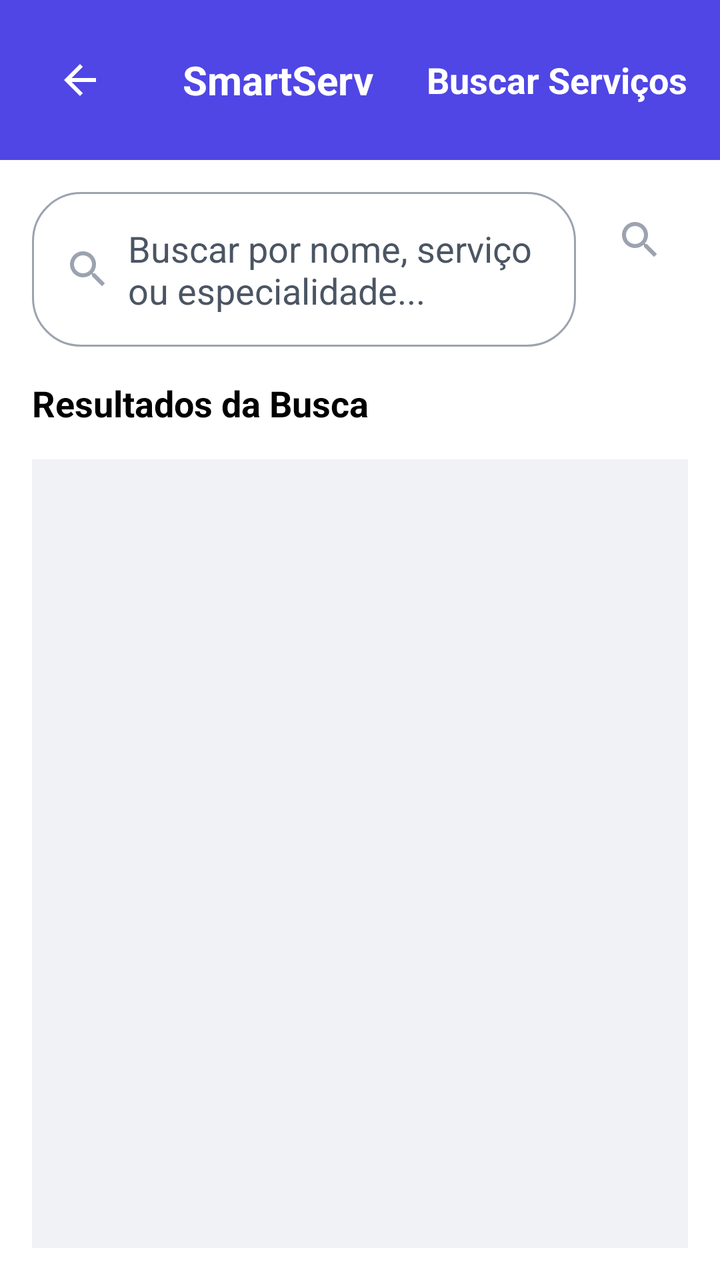
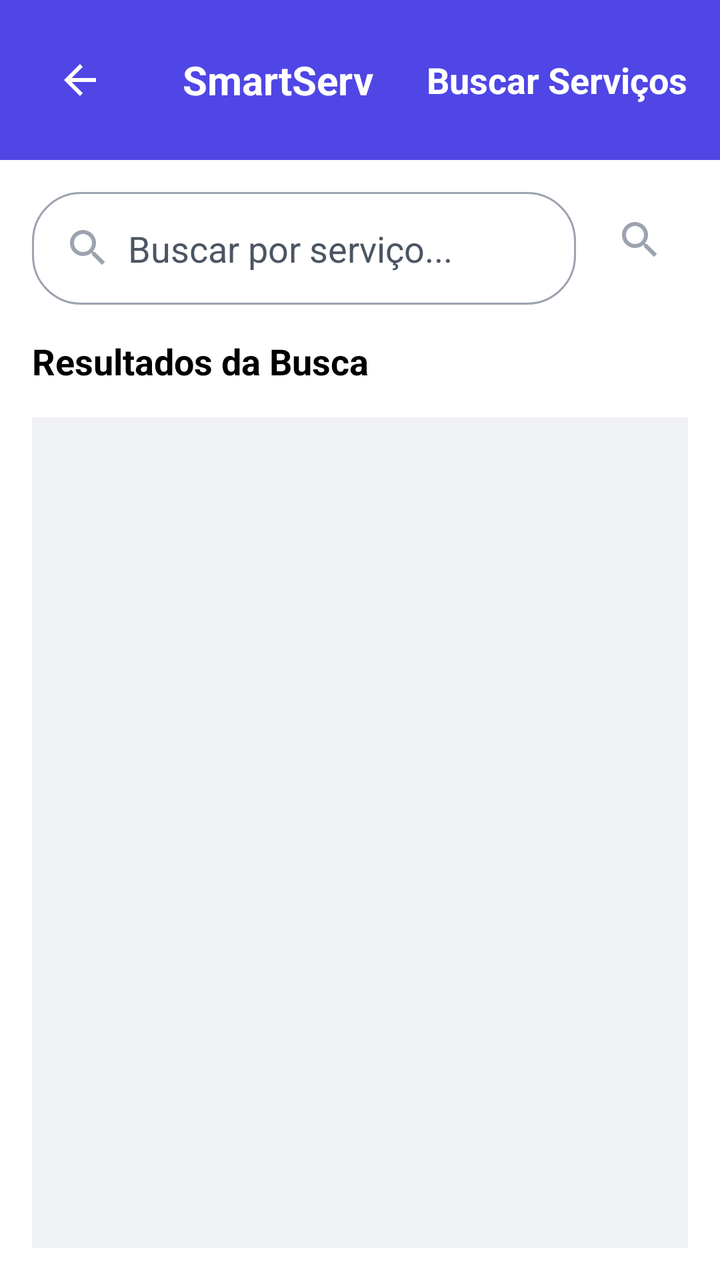

Compare the two renders of this Android layout. The source of the first and the diff that turns it into the second are given below.
<!-- AndroidManifest.xml: application theme Theme.SmartApp -->
<!-- res/layout/buscar_servico.xml -->
<?xml version="1.0" encoding="utf-8"?>
<RelativeLayout xmlns:android="http://schemas.android.com/apk/res/android"
    xmlns:app="http://schemas.android.com/apk/res-auto"
    xmlns:tools="http://schemas.android.com/tools"
    android:layout_width="match_parent"
    android:layout_height="match_parent"
    android:background="@color/white">

    
    <LinearLayout
        android:id="@+id/header"
        android:layout_width="match_parent"
        android:layout_height="wrap_content"
        android:layout_alignParentTop="true"
        android:background="@color/indigo_600"
        android:gravity="center_vertical"
        android:orientation="horizontal"
        android:padding="16dp">

        <ImageButton
            android:id="@+id/btnvoltarbs"
            android:layout_width="48dp"
            android:layout_height="48dp"
            android:background="?selectableItemBackgroundBorderless"
            android:backgroundTint="@color/white"
            android:contentDescription="btnvoltar"
            android:padding="8dp"
            android:src="@drawable/ic_arrow_back" />

        <TextView
            android:layout_width="0dp"
            android:layout_height="wrap_content"
            android:layout_weight="1"
            android:gravity="center"
            android:text="SmartServ"
            android:textColor="@android:color/white"
            android:textSize="20sp"
            android:textStyle="bold" />

        <TextView
            android:layout_width="wrap_content"
            android:layout_height="wrap_content"
            android:text="Buscar Serviços"
            android:textColor="@android:color/white"
            android:textSize="18sp"
            android:textStyle="bold" />
    </LinearLayout>

    
    <ScrollView
        android:layout_width="match_parent"
        android:layout_height="match_parent"
        android:layout_below="@id/header"
        android:background="@color/white"
        android:fillViewport="true"
        android:padding="16dp">

        <LinearLayout
            android:layout_width="match_parent"
            android:layout_height="wrap_content"
            android:background="@color/white"
            android:orientation="vertical">

            
            <LinearLayout
                android:layout_width="match_parent"
                android:layout_height="wrap_content"
                android:layout_marginBottom="16dp"
                android:orientation="horizontal">

                <EditText
                    android:id="@+id/searchQuery"
                    android:layout_width="0dp"
                    android:layout_height="wrap_content"
                    android:layout_weight="1"
                    android:background="@drawable/edittext_rounded"
                    android:drawableStart="@drawable/ic_search"
                    android:drawablePadding="8dp"
                    android:hint="Buscar por nome, serviço ou especialidade..."
                    android:imeOptions="actionSearch"
                    android:padding="16dp"
                    android:textColor="@android:color/black"
                    android:textColorHint="@color/gray_600" />

                <ImageButton
                    android:id="@+id/btnSearch"
                    android:layout_width="48dp"
                    android:layout_height="48dp"
                    android:layout_marginStart="8dp"
                    android:background="?selectableItemBackgroundBorderless"
                    android:src="@drawable/ic_search" />
            </LinearLayout>

            <androidx.cardview.widget.CardView
                android:layout_width="match_parent"
                android:layout_height="wrap_content"
                android:layout_marginBottom="16dp"
                android:visibility="gone"
                app:cardBackgroundColor="@color/white"
                app:cardCornerRadius="12dp"
                app:cardElevation="4dp">

                <LinearLayout
                    android:layout_width="match_parent"
                    android:layout_height="wrap_content"
                    android:orientation="vertical"
                    android:padding="16dp">

                    <TextView
                        android:layout_width="match_parent"
                        android:layout_height="wrap_content"
                        android:layout_marginBottom="16dp"
                        android:text="Filtros"
                        android:textColor="@android:color/black"
                        android:textSize="18sp"
                        android:textStyle="bold" />

                    <LinearLayout
                        android:layout_width="match_parent"
                        android:layout_height="wrap_content"
                        android:layout_marginBottom="16dp"
                        android:orientation="vertical">

                        
                        <TextView
                            android:layout_width="match_parent"
                            android:layout_height="wrap_content"
                            android:layout_marginBottom="8dp"
                            android:text="Categoria"
                            android:textColor="@android:color/black"
                            android:textSize="14sp" />

                        <Spinner
                            android:id="@+id/categoryFilter"
                            android:layout_width="match_parent"
                            android:layout_height="48dp"
                            android:background="@drawable/spinner_border" />

                        
                        <TextView
                            android:layout_width="match_parent"
                            android:layout_height="wrap_content"
                            android:layout_marginTop="16dp"
                            android:layout_marginBottom="8dp"
                            android:text="Localização"
                            android:textColor="@android:color/black"
                            android:textSize="14sp" />

                        <EditText
                            android:id="@+id/locationFilter"
                            android:layout_width="match_parent"
                            android:layout_height="48dp"
                            android:background="@drawable/edittext_background"
                            android:hint="Ex: Centro, Araçatuba"
                            android:padding="12dp"
                            android:textColor="@android:color/black"
                            android:textColorHint="@color/gray_600" />

                        
                        <TextView
                            android:layout_width="match_parent"
                            android:layout_height="wrap_content"
                            android:layout_marginTop="16dp"
                            android:layout_marginBottom="8dp"
                            android:text="Avaliação Mínima"
                            android:textColor="@android:color/black"
                            android:textSize="14sp" />

                        <Spinner
                            android:id="@+id/ratingFilter"
                            android:layout_width="match_parent"
                            android:layout_height="48dp"
                            android:background="@drawable/spinner_border" />
                    </LinearLayout>

                    
                    <LinearLayout
                        android:layout_width="match_parent"
                        android:layout_height="wrap_content"
                        android:gravity="end"
                        android:orientation="horizontal">

                        <Button
                            android:id="@+id/clearFiltersBtn"
                            android:layout_width="wrap_content"
                            android:layout_height="wrap_content"
                            android:layout_marginEnd="8dp"
                            android:backgroundTint="@color/gray_100"
                            android:paddingStart="24dp"
                            android:paddingTop="12dp"
                            android:paddingEnd="24dp"
                            android:paddingBottom="12dp"
                            android:text="Limpar Filtros"
                            android:textColor="@android:color/black" />

                        <Button
                            android:id="@+id/applyFiltersBtn"
                            android:layout_width="wrap_content"
                            android:layout_height="wrap_content"
                            android:backgroundTint="@color/indigo_600"
                            android:paddingStart="24dp"
                            android:paddingTop="12dp"
                            android:paddingEnd="24dp"
                            android:paddingBottom="12dp"
                            android:text="Aplicar Filtros"
                            android:textColor="@android:color/white" />
                    </LinearLayout>
                </LinearLayout>
            </androidx.cardview.widget.CardView>

            
            <TextView
                android:id="@+id/resultsTitle"
                android:layout_width="match_parent"
                android:layout_height="wrap_content"
                android:layout_marginBottom="16dp"
                android:text="Resultados da Busca"
                android:textColor="@android:color/black"
                android:textSize="18sp"
                android:textStyle="bold" />

            
            <LinearLayout
                android:id="@+id/emptyState"
                android:layout_width="match_parent"
                android:layout_height="wrap_content"
                android:gravity="center"
                android:orientation="vertical"
                android:padding="32dp"
                android:visibility="gone">

                <ImageView
                    android:layout_width="80dp"
                    android:layout_height="80dp"
                    android:layout_marginBottom="16dp"
                    android:contentDescription="Nenhum resultado encontrado"
                    android:src="@drawable/ic_search_empty" />

                <TextView
                    android:layout_width="match_parent"
                    android:layout_height="wrap_content"
                    android:layout_marginBottom="8dp"
                    android:gravity="center"
                    android:text="Nenhum resultado encontrado"
                    android:textColor="@color/gray_600"
                    android:textSize="16sp" />

                <TextView
                    android:layout_width="match_parent"
                    android:layout_height="wrap_content"
                    android:gravity="center"
                    android:text="Tente ajustar os filtros ou usar termos de busca diferentes"
                    android:textColor="@color/gray_500"
                    android:textSize="14sp" />
            </LinearLayout>

            <androidx.recyclerview.widget.RecyclerView
                android:id="@+id/rvtlistaservico"
                android:layout_width="match_parent"
                android:layout_height="match_parent"
                android:background="@color/light_gray"
                app:cardCornerRadius="8dp"
                app:cardElevation="4dp"
                tools:itemCount="4"
                tools:listitem="@layout/item_service_list" />
        </LinearLayout>
    </ScrollView>
</RelativeLayout>
<!-- res/layout/item_service_list.xml (included above) -->
<?xml version="1.0" encoding="utf-8"?>
<androidx.cardview.widget.CardView xmlns:android="http://schemas.android.com/apk/res/android"
    xmlns:app="http://schemas.android.com/apk/res-auto"
    android:layout_width="match_parent"
    android:layout_height="wrap_content"
    app:cardBackgroundColor="@color/white"
    app:cardCornerRadius="8dp"
    app:cardElevation="2dp">

    <LinearLayout
        android:layout_width="match_parent"
        android:layout_height="match_parent">

        <LinearLayout
            android:layout_width="match_parent"
            android:layout_height="wrap_content"
            android:layout_weight="0.2"
            android:background="@color/white"
            android:orientation="vertical"
            android:padding="16dp">

            <TextView
                android:id="@+id/nomeservico"
                android:layout_width="match_parent"
                android:layout_height="wrap_content"
                android:text="Corte Feminino"
                android:textColor="@android:color/black"
                android:textSize="18sp"
                android:textStyle="bold" />

            <TextView
                android:id="@+id/nomeprof"
                android:layout_width="match_parent"
                android:layout_height="wrap_content"
                android:layout_marginTop="8dp"
                android:text="Com: Maria Cabeleireira"
                android:textColor="@android:color/black"
                android:textSize="14sp" />

            
            <TextView
                android:id="@+id/servicovalor"
                android:layout_width="match_parent"
                android:layout_height="wrap_content"
                android:layout_marginTop="4dp"
                android:text="Valor: R$ 80,00"
                android:textColor="@android:color/black"
                android:textSize="14sp" />
        </LinearLayout>

        <LinearLayout
            android:layout_width="match_parent"
            android:layout_height="match_parent"
            android:layout_weight="0.8">

            <ImageButton
                android:id="@+id/btnSeta"
                android:layout_width="60dp"
                android:layout_height="60dp"
                android:layout_gravity="center"
                android:background="?attr/selectableItemBackgroundBorderless"
                android:padding="4dp"
                android:src="@drawable/ic_chevron_right"
                app:tint="@android:color/black" />
        </LinearLayout>
    </LinearLayout>

</androidx.cardview.widget.CardView>
<!-- resources referenced by this layout -->
<resources>
  <color name="gray_100">#F3F4F6</color>
  <color name="gray_500">#9E9E9E</color>
  <color name="gray_600">#4B5563</color>
  <color name="indigo_600">#4F46E5</color>
  <color name="light_gray">#F0F2F5</color>
  <color name="white">#FFFFFFFF</color>
  <!-- drawable edittext_rounded (drawable) -->
  <shape xmlns:android="http://schemas.android.com/apk/res/android">
      <solid android:color="@android:color/white"/>
      <corners android:radius="12dp"/>
      <stroke android:width="1dp" android:color="@color/gray_300"/>
  
      <solid android:color="@android:color/white"/>
      <corners android:radius="24dp"/>
      <stroke android:width="1dp" android:color="@color/gray_400"/>
  </shape>
  <!-- drawable ic_arrow_back (drawable) -->
  <vector xmlns:android="http://schemas.android.com/apk/res/android"
      android:width="24dp"
      android:height="24dp"
      android:viewportWidth="24"
      android:viewportHeight="24">
      <path android:fillColor="#FFFFFF" android:pathData="M20,11H7.83l5.59,-5.59L12,4l-8,8 8,8 1.41,-1.41L7.83,13H20v-2z"/>
  </vector>
  <!-- drawable ic_chevron_right (drawable) -->
  <vector xmlns:android="http://schemas.android.com/apk/res/android"
      android:width="24dp"
      android:height="24dp"
      android:viewportWidth="24"
      android:viewportHeight="24">
      <path android:fillColor="#000000" android:pathData="M8.59,16.59L13.17,12 8.59,7.41 10,6l6,6 -6,6 -1.41,-1.41z"/>
  </vector>
  <!-- drawable ic_search (drawable) -->
  <vector xmlns:android="http://schemas.android.com/apk/res/android"
      android:width="24dp"
      android:height="24dp"
      android:viewportWidth="24"
      android:viewportHeight="24">
      <path android:fillColor="#9CA3AF" android:pathData="M15.5,14h-0.79l-0.28,-0.27C15.41,12.59 16,11.11 16,9.5 16,5.91 13.09,3 9.5,3S3,5.91 3,9.5 5.91,16 9.5,16c1.61,0 3.09,-0.59 4.23,-1.57l0.27,0.28v0.79l5,4.99L20.49,19l-4.99,-5zM9.5,14C7.01,14 5,11.99 5,9.5S7.01,5 9.5,5 14,7.01 14,9.5 11.99,14 9.5,14z"/>
  </vector>
  <!-- drawable ic_search_empty (drawable) -->
  <vector xmlns:android="http://schemas.android.com/apk/res/android"
      android:width="24dp"
      android:height="24dp"
      android:viewportWidth="24"
      android:viewportHeight="24"
      android:tint="@color/gray_500">
      <path
          android:fillColor="@android:color/white"
          android:pathData="M15.5,14h-0.79l-0.28,-0.27C15.41,12.59 16,11.11 16,9.5 16,5.91 13.09,3 9.5,3S3,5.91 3,9.5 5.91,16 9.5,16c1.61,0 3.09,-0.59 4.23,-1.57l0.27,0.28v0.79l5,4.99L20.49,19l-4.99,-5zM9.5,14C7.01,14 5,11.99 5,9.5S7.01,5 9.5,5 14,7.01 14,9.5 11.99,14 9.5,14z"/>
      <path
          android:fillColor="@android:color/white"
          android:pathData="M0,0h24v24H0V0z"
          android:fillAlpha="0"/>
  </vector>
  <!-- drawable spinner_border (drawable) -->
  <?xml version="1.0" encoding="utf-8"?>
  <selector xmlns:android="http://schemas.android.com/apk/res/android">
      <item>
          <layer-list>
              <item>
                  <shape>
                      <solid android:color="@android:color/transparent" />
                      <stroke android:width="1dp" android:color="@color/gray_400" />
                      <corners android:radius="8dp" />
                  </shape>
              </item>
          </layer-list>
      </item>
  </selector>
  <style name="Theme.SmartApp" parent="Base.Theme.SmartApp" />
  <color name="gray_300">#D1D5DB</color>
  <color name="gray_400">#9CA3AF</color>
  <style name="Base.Theme.SmartApp" parent="Theme.Material3.DayNight.NoActionBar" />
  <!-- unchanged entries left out for length: 1 -->
</resources>

<!-- the commit's change to res/layout/buscar_servico.xml (unified diff, before → after) -->
@@ -76,7 +76,7 @@
                     android:background="@drawable/edittext_rounded"
                     android:drawableStart="@drawable/ic_search"
                     android:drawablePadding="8dp"
-                    android:hint="Buscar por nome, serviço ou especialidade..."
+                    android:hint="Buscar por serviço..."
                     android:imeOptions="actionSearch"
                     android:padding="16dp"
                     android:textColor="@android:color/black"
